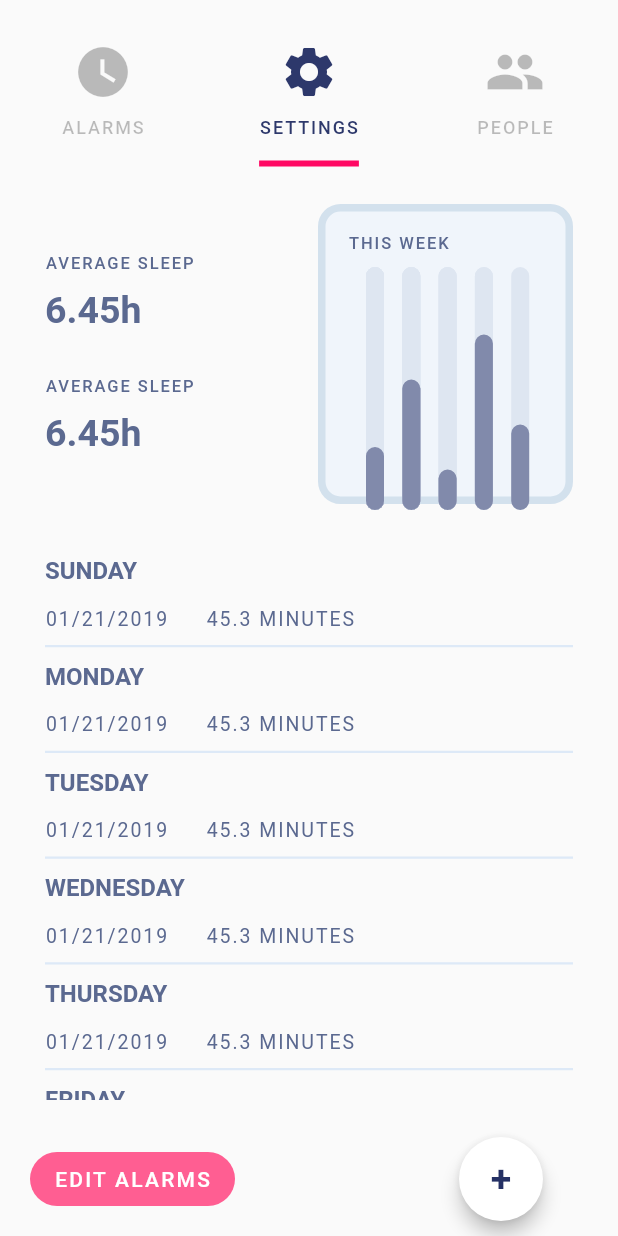
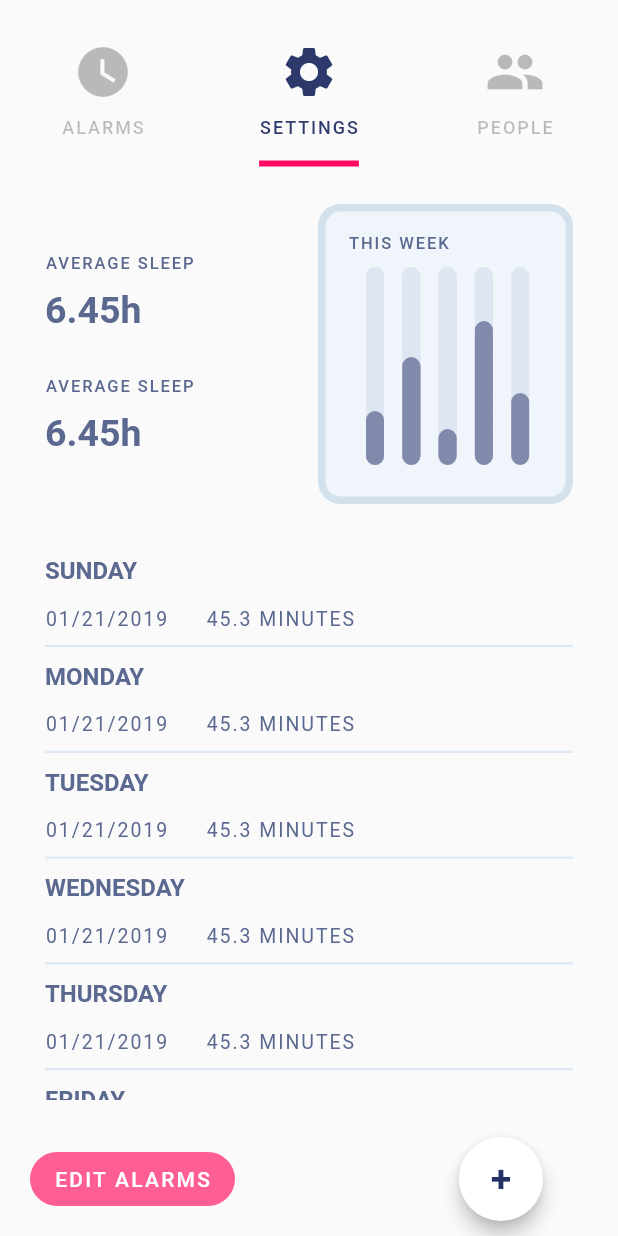
Before and after one commit to ruan65/flutter_clock_example, a Flutter app: the screen it shows after launch, tab 2 chosen, on a phone screen of 412 x 824 dp. Run offline on Flutter 3.47's test engine with Material 2 defaults, Android fonts, the phone set to English and light mode, and no system bars.

Commit message:
bug fixed

```diff
--- a/lib/screens/second_screen.dart
+++ b/lib/screens/second_screen.dart
@@ -78,7 +78,7 @@ class SecondSreen extends StatelessWidget {
                       height: 15,
                     ),
                     Container(
-                      height: 150,
+                      height: 120,
                       width: double.infinity,
                       padding: EdgeInsets.symmetric(horizontal: 10),
                       child: CustomPaint(
```
